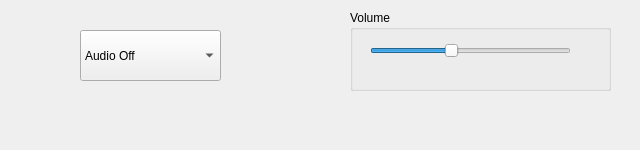
Summeli/gpSP4Cute, file gpsp4cute/audiosettings.ui: the form before one commit.
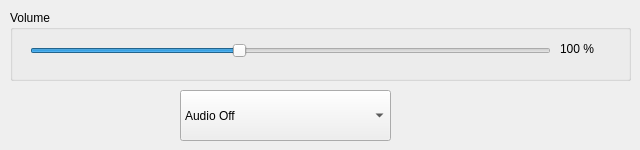
The form after the commit.

Patch:
```diff
--- a/gpsp4cute/audiosettings.ui
+++ b/gpsp4cute/audiosettings.ui
@@ -41,9 +41,9 @@
   <widget class="QComboBox" name="AudioOnOffBox">
    <property name="geometry">
     <rect>
-     <x>80</x>
-     <y>30</y>
-     <width>141</width>
+     <x>180</x>
+     <y>90</y>
+     <width>211</width>
      <height>51</height>
     </rect>
    </property>
@@ -61,10 +61,10 @@
   <widget class="QGroupBox" name="volume">
    <property name="geometry">
     <rect>
-     <x>350</x>
+     <x>10</x>
      <y>10</y>
-     <width>261</width>
-     <height>81</height>
+     <width>621</width>
+     <height>71</height>
     </rect>
    </property>
    <property name="title">
@@ -75,7 +75,7 @@
      <rect>
       <x>20</x>
       <y>20</y>
-      <width>201</width>
+      <width>521</width>
       <height>41</height>
      </rect>
     </property>
@@ -95,6 +95,31 @@
      <enum>Qt::Horizontal</enum>
     </property>
    </widget>
+   <widget class="QLabel" name="volumeLabel">
+    <property name="geometry">
+     <rect>
+      <x>550</x>
+      <y>20</y>
+      <width>61</width>
+      <height>37</height>
+     </rect>
+    </property>
+    <property name="sizePolicy">
+     <sizepolicy hsizetype="Fixed" vsizetype="Preferred">
+      <horstretch>0</horstretch>
+      <verstretch>0</verstretch>
+     </sizepolicy>
+    </property>
+    <property name="minimumSize">
+     <size>
+      <width>35</width>
+      <height>0</height>
+     </size>
+    </property>
+    <property name="text">
+     <string>100 %</string>
+    </property>
+   </widget>
   </widget>
  </widget>
  <layoutdefault spacing="6" margin="11"/>
```
